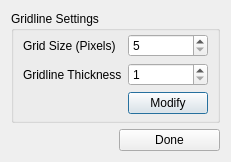
First picture: the form in gui/dialogPreferences.ui, repository Spinarakk/defectmonitor, before the edit.
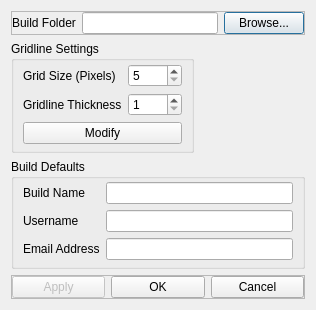
Second picture: the form after the edit.

Patch:
```diff
--- a/gui/dialogPreferences.ui
+++ b/gui/dialogPreferences.ui
@@ -6,16 +6,134 @@
    <rect>
     <x>0</x>
     <y>0</y>
-    <width>203</width>
-    <height>146</height>
+    <width>316</width>
+    <height>287</height>
    </rect>
   </property>
   <property name="windowTitle">
    <string>Preferences</string>
   </property>
   <layout class="QGridLayout" name="gridLayout">
-   <item row="2" column="0" colspan="2">
+   <item row="0" column="0" colspan="3">
+    <widget class="QFrame" name="frameBuildInfo">
+     <property name="frameShape">
+      <enum>QFrame::StyledPanel</enum>
+     </property>
+     <property name="frameShadow">
+      <enum>QFrame::Raised</enum>
+     </property>
+     <layout class="QHBoxLayout" name="horizontalLayout">
+      <property name="leftMargin">
+       <number>0</number>
+      </property>
+      <property name="topMargin">
+       <number>0</number>
+      </property>
+      <property name="rightMargin">
+       <number>0</number>
+      </property>
+      <property name="bottomMargin">
+       <number>0</number>
+      </property>
+      <item>
+       <widget class="QLabel" name="labelBuildFolder">
+        <property name="text">
+         <string>Build Folder</string>
+        </property>
+       </widget>
+      </item>
+      <item>
+       <widget class="QLineEdit" name="lineBuildFolder">
+        <property name="readOnly">
+         <bool>true</bool>
+        </property>
+       </widget>
+      </item>
+      <item>
+       <widget class="QPushButton" name="pushBrowseBF">
+        <property name="text">
+         <string>Browse...</string>
+        </property>
+       </widget>
+      </item>
+     </layout>
+    </widget>
+   </item>
+   <item row="7" column="0" colspan="3">
+    <widget class="QFrame" name="frameButtons">
+     <property name="sizePolicy">
+      <sizepolicy hsizetype="Preferred" vsizetype="Fixed">
+       <horstretch>0</horstretch>
+       <verstretch>0</verstretch>
+      </sizepolicy>
+     </property>
+     <property name="frameShape">
+      <enum>QFrame::StyledPanel</enum>
+     </property>
+     <property name="frameShadow">
+      <enum>QFrame::Raised</enum>
+     </property>
+     <layout class="QHBoxLayout" name="horizontalLayout_2">
+      <property name="leftMargin">
+       <number>0</number>
+      </property>
+      <property name="topMargin">
+       <number>0</number>
+      </property>
+      <property name="rightMargin">
+       <number>0</number>
+      </property>
+      <property name="bottomMargin">
+       <number>0</number>
+      </property>
+      <item>
+       <widget class="QPushButton" name="pushApply">
+        <property name="enabled">
+         <bool>false</bool>
+        </property>
+        <property name="text">
+         <string>Apply</string>
+        </property>
+       </widget>
+      </item>
+      <item>
+       <widget class="QPushButton" name="pushOK">
+        <property name="text">
+         <string>OK</string>
+        </property>
+       </widget>
+      </item>
+      <item>
+       <widget class="QPushButton" name="pushCancel">
+        <property name="text">
+         <string>Cancel</string>
+        </property>
+       </widget>
+      </item>
+     </layout>
+    </widget>
+   </item>
+   <item row="4" column="0">
+    <spacer name="verticalSpacer">
+     <property name="orientation">
+      <enum>Qt::Vertical</enum>
+     </property>
+     <property name="sizeHint" stdset="0">
+      <size>
+       <width>20</width>
+       <height>40</height>
+      </size>
+     </property>
+    </spacer>
+   </item>
+   <item row="3" column="0">
     <widget class="QGroupBox" name="groupBox">
+     <property name="sizePolicy">
+      <sizepolicy hsizetype="Fixed" vsizetype="Preferred">
+       <horstretch>0</horstretch>
+       <verstretch>0</verstretch>
+      </sizepolicy>
+     </property>
      <property name="title">
       <string>Gridline Settings</string>
      </property>
@@ -50,6 +168,12 @@
         <property name="minimum">
          <number>5</number>
         </property>
+        <property name="maximum">
+         <number>1205</number>
+        </property>
+        <property name="singleStep">
+         <number>5</number>
+        </property>
        </widget>
       </item>
       <item row="1" column="1">
@@ -78,7 +202,7 @@
         </property>
        </widget>
       </item>
-      <item row="2" column="1">
+      <item row="2" column="0" colspan="2">
        <widget class="QPushButton" name="pushModify">
         <property name="text">
          <string>Modify</string>
@@ -88,11 +212,61 @@
      </layout>
     </widget>
    </item>
-   <item row="3" column="1">
-    <widget class="QPushButton" name="pushDone">
-     <property name="text">
-      <string>Done</string>
+   <item row="5" column="0" colspan="3">
+    <widget class="QGroupBox" name="groupBuildDefaults">
+     <property name="title">
+      <string>Build Defaults</string>
      </property>
+     <layout class="QGridLayout" name="gridLayout_3">
+      <property name="topMargin">
+       <number>3</number>
+      </property>
+      <property name="bottomMargin">
+       <number>6</number>
+      </property>
+      <item row="1" column="1">
+       <widget class="QLineEdit" name="lineBuildName">
+        <property name="clearButtonEnabled">
+         <bool>true</bool>
+        </property>
+       </widget>
+      </item>
+      <item row="1" column="0">
+       <widget class="QLabel" name="labelBuildName">
+        <property name="text">
+         <string>Build Name</string>
+        </property>
+       </widget>
+      </item>
+      <item row="2" column="0">
+       <widget class="QLabel" name="labelUsername">
+        <property name="text">
+         <string>Username</string>
+        </property>
+       </widget>
+      </item>
+      <item row="3" column="0">
+       <widget class="QLabel" name="labelEmailAddress">
+        <property name="text">
+         <string>Email Address</string>
+        </property>
+       </widget>
+      </item>
+      <item row="3" column="1">
+       <widget class="QLineEdit" name="lineEmailAddress">
+        <property name="clearButtonEnabled">
+         <bool>true</bool>
+        </property>
+       </widget>
+      </item>
+      <item row="2" column="1">
+       <widget class="QLineEdit" name="lineUsername">
+        <property name="clearButtonEnabled">
+         <bool>true</bool>
+        </property>
+       </widget>
+      </item>
+     </layout>
     </widget>
    </item>
   </layout>
```
Left out of the diff: 22 changed lines with no effect on the pictures.
